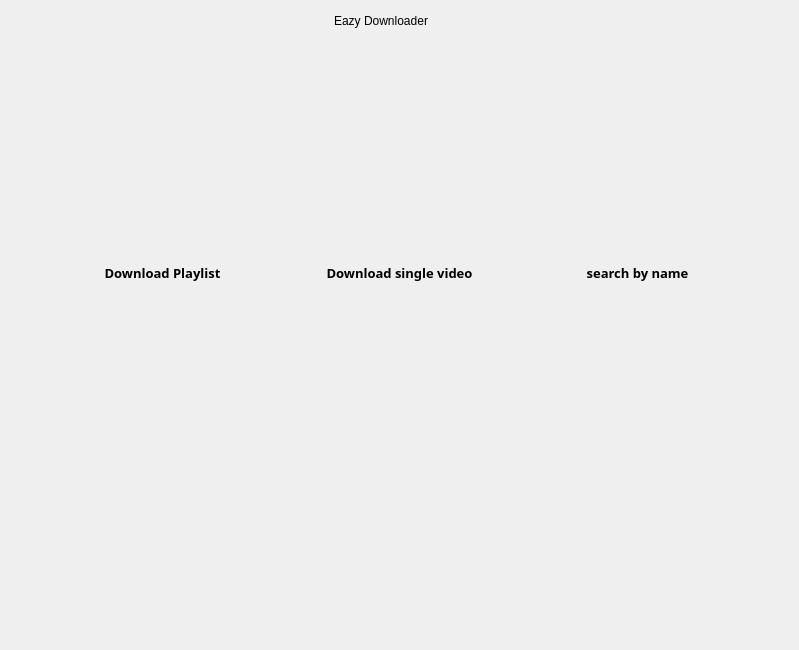
This is forms/main_view.ui in Abdel-RahmanSaied/Eazy_Downloader as Qt 5 draws it before an edit. The edited form follows.
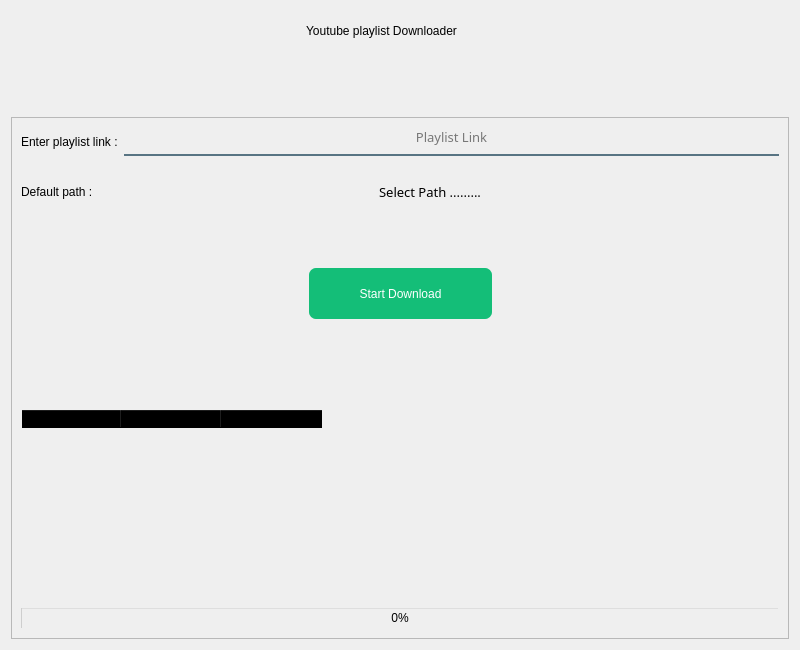
This is the edited form. Icons and pictures are not drawn.

Diff of the .ui file:
```diff
--- a/forms/main_view.ui
+++ b/forms/main_view.ui
@@ -6,7 +6,7 @@
    <rect>
     <x>0</x>
     <y>0</y>
-    <width>799</width>
+    <width>800</width>
     <height>650</height>
    </rect>
   </property>
@@ -17,292 +17,25 @@
    </size>
   </property>
   <property name="windowTitle">
-   <string>Eazy Downloader</string>
+   <string>Form</string>
   </property>
-  <property name="windowIcon">
-   <iconset resource="app_resources.qrc">
-    <normaloff>:/icons/images/logo.ico</normaloff>:/icons/images/logo.ico</iconset>
-  </property>
-  <layout class="QGridLayout" name="gridLayout">
-   <item row="3" column="0">
-    <spacer name="verticalSpacer">
+  <layout class="QGridLayout" name="gridLayout_2">
+   <item row="1" column="0">
+    <spacer name="verticalSpacer_3">
      <property name="orientation">
       <enum>Qt::Vertical</enum>
      </property>
+     <property name="sizeType">
+      <enum>QSizePolicy::Fixed</enum>
+     </property>
      <property name="sizeHint" stdset="0">
       <size>
        <width>20</width>
-       <height>322</height>
+       <height>60</height>
       </size>
      </property>
     </spacer>
    </item>
-   <item row="2" column="0">
-    <layout class="QHBoxLayout" name="horizontalLayout">
-     <item>
-      <spacer name="horizontalSpacer_4">
-       <property name="orientation">
-        <enum>Qt::Horizontal</enum>
-       </property>
-       <property name="sizeHint" stdset="0">
-        <size>
-         <width>40</width>
-         <height>20</height>
-        </size>
-       </property>
-      </spacer>
-     </item>
-     <item>
-      <layout class="QVBoxLayout" name="verticalLayout_3">
-       <item>
-        <widget class="QPushButton" name="dwnlod_playlist_btn">
-         <property name="minimumSize">
-          <size>
-           <width>161</width>
-           <height>161</height>
-          </size>
-         </property>
-         <property name="maximumSize">
-          <size>
-           <width>161</width>
-           <height>161</height>
-          </size>
-         </property>
-         <property name="styleSheet">
-          <string notr="true">QPushButton {
-
-    padding: 2px;
-    font: bold 15px;
-    border-width: 6px;
-    border-radius: 10px;
-    border-color: #2752B8;
-}
-QPushButton:hover {
-    background-color: #827397;
-}</string>
-         </property>
-         <property name="text">
-          <string/>
-         </property>
-         <property name="icon">
-          <iconset resource="app_resources.qrc">
-           <normaloff>:/icons/images/down.png</normaloff>:/icons/images/down.png</iconset>
-         </property>
-         <property name="iconSize">
-          <size>
-           <width>150</width>
-           <height>150</height>
-          </size>
-         </property>
-        </widget>
-       </item>
-       <item>
-        <widget class="QLabel" name="label_11">
-         <property name="maximumSize">
-          <size>
-           <width>161</width>
-           <height>16777215</height>
-          </size>
-         </property>
-         <property name="font">
-          <font>
-           <family>Acumin Pro</family>
-           <pointsize>10</pointsize>
-           <weight>75</weight>
-           <bold>true</bold>
-          </font>
-         </property>
-         <property name="text">
-          <string>Download Playlist</string>
-         </property>
-         <property name="alignment">
-          <set>Qt::AlignCenter</set>
-         </property>
-        </widget>
-       </item>
-      </layout>
-     </item>
-     <item>
-      <spacer name="horizontalSpacer">
-       <property name="orientation">
-        <enum>Qt::Horizontal</enum>
-       </property>
-       <property name="sizeHint" stdset="0">
-        <size>
-         <width>40</width>
-         <height>20</height>
-        </size>
-       </property>
-      </spacer>
-     </item>
-     <item>
-      <layout class="QVBoxLayout" name="verticalLayout_2">
-       <item>
-        <widget class="QPushButton" name="dwnlod_video_btn">
-         <property name="minimumSize">
-          <size>
-           <width>161</width>
-           <height>161</height>
-          </size>
-         </property>
-         <property name="maximumSize">
-          <size>
-           <width>161</width>
-           <height>161</height>
-          </size>
-         </property>
-         <property name="styleSheet">
-          <string notr="true">QPushButton {
-
-    padding: 2px;
-    font: bold 15px;
-    border-width: 6px;
-    border-radius: 10px;
-    border-color: #2752B8;
-}
-QPushButton:hover {
-    background-color: #827397;
-}</string>
-         </property>
-         <property name="text">
-          <string/>
-         </property>
-         <property name="icon">
-          <iconset resource="app_resources.qrc">
-           <normaloff>:/icons/images/icons8.png</normaloff>:/icons/images/icons8.png</iconset>
-         </property>
-         <property name="iconSize">
-          <size>
-           <width>150</width>
-           <height>150</height>
-          </size>
-         </property>
-        </widget>
-       </item>
-       <item>
-        <widget class="QLabel" name="label_12">
-         <property name="maximumSize">
-          <size>
-           <width>161</width>
-           <height>16777215</height>
-          </size>
-         </property>
-         <property name="font">
-          <font>
-           <family>Acumin Pro</family>
-           <pointsize>10</pointsize>
-           <weight>75</weight>
-           <bold>true</bold>
-          </font>
-         </property>
-         <property name="text">
-          <string>Download single video</string>
-         </property>
-         <property name="alignment">
-          <set>Qt::AlignCenter</set>
-         </property>
-        </widget>
-       </item>
-      </layout>
-     </item>
-     <item>
-      <spacer name="horizontalSpacer_2">
-       <property name="orientation">
-        <enum>Qt::Horizontal</enum>
-       </property>
-       <property name="sizeHint" stdset="0">
-        <size>
-         <width>40</width>
-         <height>20</height>
-        </size>
-       </property>
-      </spacer>
-     </item>
-     <item>
-      <layout class="QVBoxLayout" name="verticalLayout">
-       <item>
-        <widget class="QPushButton" name="search_song_btn">
-         <property name="minimumSize">
-          <size>
-           <width>161</width>
-           <height>161</height>
-          </size>
-         </property>
-         <property name="maximumSize">
-          <size>
-           <width>161</width>
-           <height>161</height>
-          </size>
-         </property>
-         <property name="styleSheet">
-          <string notr="true">QPushButton {
-
-    padding: 2px;
-    font: bold 15px;
-    border-width: 6px;
-    border-radius: 10px;
-    border-color: #2752B8;
-}
-QPushButton:hover {
-    background-color: #827397;
-}</string>
-         </property>
-         <property name="text">
-          <string/>
-         </property>
-         <property name="icon">
-          <iconset resource="app_resources.qrc">
-           <normaloff>:/icons/images/icons8-search-50.png</normaloff>:/icons/images/icons8-search-50.png</iconset>
-         </property>
-         <property name="iconSize">
-          <size>
-           <width>100</width>
-           <height>100</height>
-          </size>
-         </property>
-        </widget>
-       </item>
-       <item>
-        <widget class="QLabel" name="label_13">
-         <property name="maximumSize">
-          <size>
-           <width>161</width>
-           <height>16777215</height>
-          </size>
-         </property>
-         <property name="font">
-          <font>
-           <family>Acumin Pro</family>
-           <pointsize>10</pointsize>
-           <weight>75</weight>
-           <bold>true</bold>
-          </font>
-         </property>
-         <property name="text">
-          <string>search by name</string>
-         </property>
-         <property name="alignment">
-          <set>Qt::AlignCenter</set>
-         </property>
-        </widget>
-       </item>
-      </layout>
-     </item>
-     <item>
-      <spacer name="horizontalSpacer_3">
-       <property name="orientation">
-        <enum>Qt::Horizontal</enum>
-       </property>
-       <property name="sizeHint" stdset="0">
-        <size>
-         <width>40</width>
-         <height>20</height>
-        </size>
-       </property>
-      </spacer>
-     </item>
-    </layout>
-   </item>
    <item row="0" column="0">
     <layout class="QHBoxLayout" name="horizontalLayout_4">
      <item>
@@ -327,7 +60,7 @@
 </string>
        </property>
        <property name="text">
-        <string>Eazy Downloader</string>
+        <string>Youtube playlist Downloader</string>
        </property>
        <property name="alignment">
         <set>Qt::AlignCenter</set>
@@ -376,21 +109,344 @@
      </item>
     </layout>
    </item>
-   <item row="1" column="0">
-    <spacer name="verticalSpacer_3">
-     <property name="orientation">
-      <enum>Qt::Vertical</enum>
+   <item row="2" column="0" rowspan="2">
+    <widget class="QFrame" name="frame">
+     <property name="frameShape">
+      <enum>QFrame::StyledPanel</enum>
      </property>
-     <property name="sizeType">
-      <enum>QSizePolicy::Fixed</enum>
+     <property name="frameShadow">
+      <enum>QFrame::Raised</enum>
      </property>
-     <property name="sizeHint" stdset="0">
-      <size>
-       <width>20</width>
-       <height>60</height>
-      </size>
-     </property>
-    </spacer>
+     <layout class="QGridLayout" name="gridLayout">
+      <item row="0" column="0">
+       <layout class="QVBoxLayout" name="verticalLayout">
+        <item>
+         <layout class="QHBoxLayout" name="horizontalLayout">
+          <item>
+           <widget class="QLabel" name="label">
+            <property name="styleSheet">
+             <string notr="true">font: 14pt &quot;Acumin Pro&quot;;
+
+ border-radius: 7px;
+</string>
+            </property>
+            <property name="text">
+             <string>Enter playlist link :</string>
+            </property>
+           </widget>
+          </item>
+          <item>
+           <widget class="QLineEdit" name="link_lin">
+            <property name="minimumSize">
+             <size>
+              <width>400</width>
+              <height>0</height>
+             </size>
+            </property>
+            <property name="font">
+             <font>
+              <family>Alex</family>
+              <pointsize>10</pointsize>
+             </font>
+            </property>
+            <property name="layoutDirection">
+             <enum>Qt::LeftToRight</enum>
+            </property>
+            <property name="styleSheet">
+             <string notr="true">background-color:rgba(0, 0, 0, 0);
+border:none;
+border-bottom:2px solid rgba(46, 82, 101, 200);
+
+padding-bottom:7px;</string>
+            </property>
+            <property name="inputMask">
+             <string/>
+            </property>
+            <property name="text">
+             <string/>
+            </property>
+            <property name="alignment">
+             <set>Qt::AlignCenter</set>
+            </property>
+            <property name="placeholderText">
+             <string>Playlist Link</string>
+            </property>
+           </widget>
+          </item>
+         </layout>
+        </item>
+        <item>
+         <spacer name="verticalSpacer">
+          <property name="orientation">
+           <enum>Qt::Vertical</enum>
+          </property>
+          <property name="sizeType">
+           <enum>QSizePolicy::Fixed</enum>
+          </property>
+          <property name="sizeHint" stdset="0">
+           <size>
+            <width>20</width>
+            <height>20</height>
+           </size>
+          </property>
+         </spacer>
+        </item>
+        <item>
+         <layout class="QHBoxLayout" name="horizontalLayout_2">
+          <item>
+           <widget class="QLabel" name="label_2">
+            <property name="maximumSize">
+             <size>
+              <width>130</width>
+              <height>16777215</height>
+             </size>
+            </property>
+            <property name="styleSheet">
+             <string notr="true">font: 14pt &quot;Acumin Pro&quot;;
+
+ border-radius: 7px;
+</string>
+            </property>
+            <property name="text">
+             <string>Default path : </string>
+            </property>
+           </widget>
+          </item>
+          <item>
+           <spacer name="horizontalSpacer">
+            <property name="orientation">
+             <enum>Qt::Horizontal</enum>
+            </property>
+            <property name="sizeType">
+             <enum>QSizePolicy::Fixed</enum>
+            </property>
+            <property name="sizeHint" stdset="0">
+             <size>
+              <width>20</width>
+              <height>20</height>
+             </size>
+            </property>
+           </spacer>
+          </item>
+          <item>
+           <widget class="QLabel" name="path_lbl">
+            <property name="font">
+             <font>
+              <family>Alex</family>
+              <pointsize>10</pointsize>
+              <weight>50</weight>
+              <italic>false</italic>
+              <bold>false</bold>
+             </font>
+            </property>
+            <property name="styleSheet">
+             <string notr="true">
+
+ border-radius: 7px;
+</string>
+            </property>
+            <property name="text">
+             <string>Select Path .........</string>
+            </property>
+            <property name="alignment">
+             <set>Qt::AlignCenter</set>
+            </property>
+           </widget>
+          </item>
+          <item>
+           <spacer name="horizontalSpacer_2">
+            <property name="orientation">
+             <enum>Qt::Horizontal</enum>
+            </property>
+            <property name="sizeType">
+             <enum>QSizePolicy::Fixed</enum>
+            </property>
+            <property name="sizeHint" stdset="0">
+             <size>
+              <width>20</width>
+              <height>20</height>
+             </size>
+            </property>
+           </spacer>
+          </item>
+          <item>
+           <widget class="QPushButton" name="editPath_btn">
+            <property name="minimumSize">
+             <size>
+              <width>20</width>
+              <height>20</height>
+             </size>
+            </property>
+            <property name="maximumSize">
+             <size>
+              <width>30</width>
+              <height>30</height>
+             </size>
+            </property>
+            <property name="styleSheet">
+             <string notr="true">font: 14pt &quot;Acumin Pro&quot;;
+
+ border-radius: 7px;
+</string>
+            </property>
+            <property name="text">
+             <string/>
+            </property>
+            <property name="icon">
+             <iconset resource="app_resources.qrc">
+              <normaloff>:/icons/images/Untitled-2.png</normaloff>:/icons/images/Untitled-2.png</iconset>
+            </property>
+            <property name="iconSize">
+             <size>
+              <width>20</width>
+              <height>20</height>
+             </size>
+            </property>
+           </widget>
+          </item>
+          <item>
+           <spacer name="horizontalSpacer_5">
+            <property name="orientation">
+             <enum>Qt::Horizontal</enum>
+            </property>
+            <property name="sizeType">
+             <enum>QSizePolicy::Fixed</enum>
+            </property>
+            <property name="sizeHint" stdset="0">
+             <size>
+              <width>40</width>
+              <height>20</height>
+             </size>
+            </property>
+           </spacer>
+          </item>
+         </layout>
+        </item>
+        <item>
+         <spacer name="verticalSpacer_2">
+          <property name="orientation">
+           <enum>Qt::Vertical</enum>
+          </property>
+          <property name="sizeType">
+           <enum>QSizePolicy::Fixed</enum>
+          </property>
+          <property name="sizeHint" stdset="0">
+           <size>
+            <width>20</width>
+            <height>60</height>
+           </size>
+          </property>
+         </spacer>
+        </item>
+        <item>
+         <layout class="QHBoxLayout" name="horizontalLayout_3">
+          <item>
+           <spacer name="horizontalSpacer_3">
+            <property name="orientation">
+             <enum>Qt::Horizontal</enum>
+            </property>
+            <property name="sizeHint" stdset="0">
+             <size>
+              <width>40</width>
+              <height>20</height>
+             </size>
+            </property>
+           </spacer>
+          </item>
+          <item>
+           <widget class="QPushButton" name="download_btn">
+            <property name="minimumSize">
+             <size>
+              <width>183</width>
+              <height>51</height>
+             </size>
+            </property>
+            <property name="maximumSize">
+             <size>
+              <width>300</width>
+              <height>51</height>
+             </size>
+            </property>
+            <property name="styleSheet">
+             <string notr="true">font: 14pt &quot;Acumin Pro&quot;;
+color: rgb(255, 255, 255);
+background-color: rgb(20,  190, 120);
+
+ border-radius: 7px;
+</string>
+            </property>
+            <property name="text">
+             <string>Start Download</string>
+            </property>
+           </widget>
+          </item>
+          <item>
+           <spacer name="horizontalSpacer_4">
+            <property name="orientation">
+             <enum>Qt::Horizontal</enum>
+            </property>
+            <property name="sizeHint" stdset="0">
+             <size>
+              <width>40</width>
+              <height>20</height>
+             </size>
+            </property>
+           </spacer>
+          </item>
+         </layout>
+        </item>
+       </layout>
+      </item>
+      <item row="2" column="0">
+       <widget class="QTableWidget" name="tableWidget">
+        <property name="styleSheet">
+         <string notr="true">background-color: rgb(170, 170, 255,0);</string>
+        </property>
+        <property name="editTriggers">
+         <set>QAbstractItemView::NoEditTriggers</set>
+        </property>
+        <column>
+         <property name="text">
+          <string>File Name</string>
+         </property>
+        </column>
+        <column>
+         <property name="text">
+          <string>Description</string>
+         </property>
+        </column>
+        <column>
+         <property name="text">
+          <string>Status</string>
+         </property>
+        </column>
+       </widget>
+      </item>
+      <item row="3" column="0">
+       <widget class="QProgressBar" name="progressBar">
+        <property name="styleSheet">
+         <string notr="true">background-color: rgb(0, 255, 255,0);</string>
+        </property>
+        <property name="value">
+         <number>0</number>
+        </property>
+       </widget>
+      </item>
+      <item row="1" column="0">
+       <spacer name="verticalSpacer_5">
+        <property name="orientation">
+         <enum>Qt::Vertical</enum>
+        </property>
+        <property name="sizeHint" stdset="0">
+         <size>
+          <width>20</width>
+          <height>40</height>
+         </size>
+        </property>
+       </spacer>
+      </item>
+     </layout>
+    </widget>
    </item>
   </layout>
  </widget>
```
